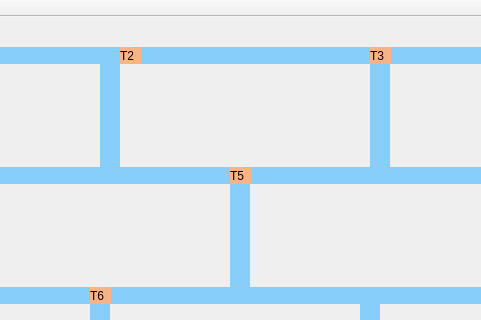
Qt form mainwindow.ui (rai-vitor/Trem) before a commit; both pictures show x 230 to 711 and y 0 to 320 of the 952 by 485 pixel window.
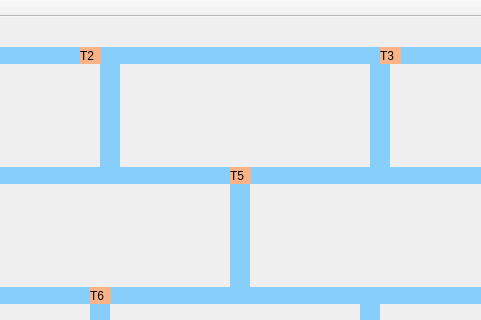
The same form after that commit.

```diff
--- a/mainwindow.ui
+++ b/mainwindow.ui
@@ -289,7 +289,7 @@
    <widget class="QLabel" name="label_trem2">
     <property name="geometry">
      <rect>
-      <x>350</x>
+      <x>310</x>
       <y>30</y>
       <width>21</width>
       <height>17</height>
@@ -305,7 +305,7 @@
    <widget class="QLabel" name="label_trem3">
     <property name="geometry">
      <rect>
-      <x>600</x>
+      <x>610</x>
       <y>30</y>
       <width>21</width>
       <height>17</height>
```
Left out of the diff: 2 changed lines with no effect on the pictures.
